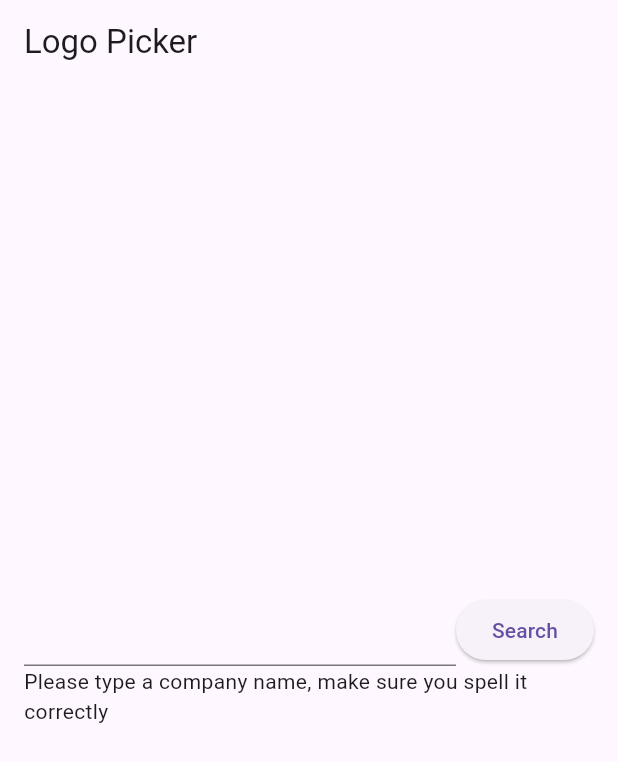
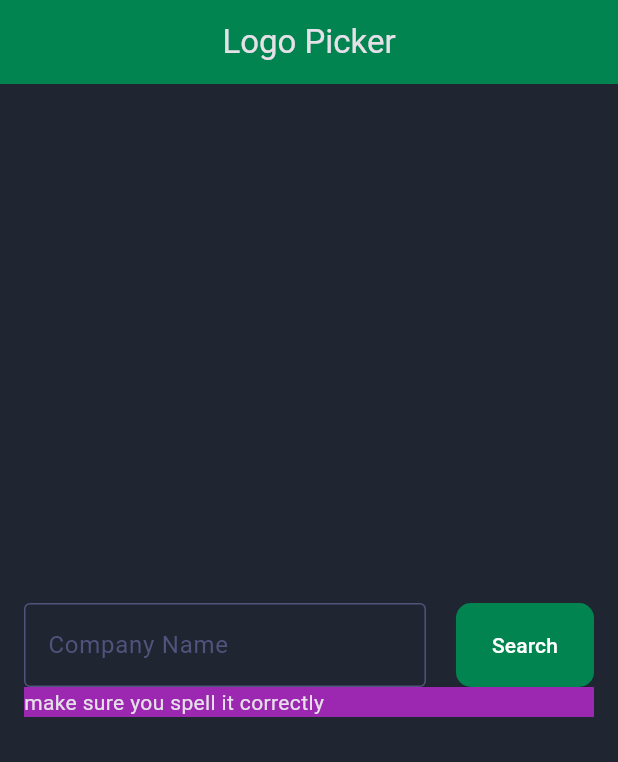
Before and after one commit to AssoulYasser/flutter-logo-picker-app, a Flutter app: the screen it shows after launch, on a phone screen of 412 x 824 dp. Shown: the top 762 px of the screen. Run offline on Flutter 3.47's test engine with Material 3 defaults, Android fonts, the light colour scheme and no system bars; our stand-ins replace dio, flutter_bloc, get_it; missing offline and left inert: dart:ffi.

Commit message:
completing the ui

```diff
--- /dev/null
+++ b/lib/core/colors.dart
@@ -0,0 +1,8 @@
+import 'package:flutter/material.dart';
+
+const primaryColor = Color(0xFF01844F);
+const secondaryColor = Color(0xFF6BF4B8);
+const backgroundDarkColor = Color(0xFF1F2531);
+const backgroundBrightColor = Color(0xFF4F547D);
+const whiteColor = Colors.white;
+const blackColor = Colors.black;
--- a/lib/dependency_injection.dart
+++ b/lib/dependency_injection.dart
@@ -9,7 +9,9 @@ final di = GetIt.instance;
 
 Future<void> inject() async {
   // Dio into CompanyLogoService
-  final dio = Dio();
+  final dio = Dio(
+
+  );
   di.registerSingleton<CompanyLogoService>(CompanyLogoService(dio));
 
   // Service into CompanyLogoRepositoryImpl
--- a/lib/main.dart
+++ b/lib/main.dart
@@ -12,9 +12,10 @@ class MyApp extends StatelessWidget {
 
   @override
   Widget build(BuildContext context) {
-    return const MaterialApp(
+    return MaterialApp(
       debugShowCheckedModeBanner: false,
-      home: Home(),
+      home: const Home(),
+      theme: ThemeData.dark(),
     );
   }
 }
--- a/lib/models/company_logos/domain/entities/company_logo_entity.dart
+++ b/lib/models/company_logos/domain/entities/company_logo_entity.dart
@@ -1,4 +1,4 @@
 class CompanyLogoEntity {
-  late final String name, ticker, image;
+  final String name, ticker, image;
   CompanyLogoEntity({required this.name, required this.ticker, required this.image});
 }
--- a/lib/models/company_logos/ui/home_screen.dart
+++ b/lib/models/company_logos/ui/home_screen.dart
@@ -1,6 +1,12 @@
+import 'dart:ui';
+
 import 'package:flutter/cupertino.dart';
 import 'package:flutter/material.dart';
+import 'package:flutter/painting.dart';
+import 'package:flutter/rendering.dart';
+import 'package:flutter/widgets.dart';
 import 'package:flutter_bloc/flutter_bloc.dart';
+import 'package:logo_picker/core/colors.dart';
 import 'package:logo_picker/models/company_logos/ui/company_logo_state.dart';
 
 import '../../../dependency_injection.dart';
@@ -15,24 +21,39 @@ class Home extends StatelessWidget {
       child: Scaffold(
         appBar: AppBar(
           title: const Text("Logo Picker"),
+          centerTitle: true,
+          elevation: 0,
+          backgroundColor: primaryColor,
         ),
-        body: Center(
+        body: Container(
+          color: backgroundDarkColor,
+          child: Center(
             child: Padding(
               padding: const EdgeInsets.symmetric(horizontal: 16.0),
               child: Column(
                 mainAxisAlignment: MainAxisAlignment.center,
                 children: [
-                const CompanyNameTextField(),
+                  SearchWidget(),
                   BlocBuilder<CompanyLogoCubit, CompanyLogoState>(
                     builder: (context, state) {
                       if (state is CompanyLogoSuccessState) {
-                      return Text("Success : ${state.state?.image}");
+                        return Image.network(state.state!.image);
                       } else if (state is CompanyLogoFailedState) {
-                      return const Text("Failed: Something went wrong, check out the spelling and your internet connection");
+                        return const Text(
+                            "Failed: Something went wrong, check out the spelling and your internet connection");
                       } else if (state is CompanyLogoLoadingState) {
                         return const Text("Waiting ...");
                       } else {
-                        return const Text("Please type a company name, make sure you spell it correctly");
+                        return Container(
+                          color: Colors.purple,
+                          child: const Row(
+                            children: [
+                              Text(
+                                "make sure you spell it correctly",
+                              ),
+                            ],
+                          ),
+                        );
                       }
                     },
                   ),
@@ -41,42 +62,153 @@ class Home extends StatelessWidget {
             ),
           ),
         ),
+      ),
     );
   }
 }
 
-class CompanyNameTextField extends StatefulWidget {
-  const CompanyNameTextField({super.key});
-
-  @override
-  State<CompanyNameTextField> createState() => _CompanyNameTextFieldState();
-}
-
-class _CompanyNameTextFieldState extends State<CompanyNameTextField> {
-  final _controller = TextEditingController();
+class SearchWidget extends StatelessWidget {
+  SearchWidget({super.key});
 
   @override
   Widget build(BuildContext context) {
-    return Row(
+    final formKey = GlobalKey<FormState>();
+    String query = "";
+
+    void onSearch() {
+      if (formKey.currentState != null && formKey.currentState!.validate()) {
+        formKey.currentState!.save();
+        context.read<CompanyLogoCubit>().get(query);
+      }
+    }
+
+    void onSavedQuery(String? value) {
+      query = value ?? "";
+    }
+
+    return IntrinsicHeight(
+      child: Form(
+        key: formKey,
+        child: Row(
+          crossAxisAlignment: CrossAxisAlignment.stretch,
           children: [
-        Expanded(
-          child: TextFormField(
-            controller: _controller,
+            //   TODO: Chnage it to custom
+            CostumeTextField(
+              onSaved: onSavedQuery,
+              hintText: "Company Name",
+            ),
+            const WidthGap(gap: 20.0),
+            Button(
+              textButton: "Search",
+              onPressed: onSearch,
+            ),
+          ],
         ),
       ),
-        ElevatedButton(
-          onPressed: (() {
-            context.read<CompanyLogoCubit>().get(_controller.text);
-          }),
-          child: const Text("Search"),
-        )
-      ],
     );
+  }
+}
+
+class Button extends StatelessWidget {
+  final void Function()? onPressed;
+  final String textButton;
+
+  const Button({required this.onPressed, required this.textButton, super.key});
+
+  @override
+  Widget build(BuildContext context) {
+    return ElevatedButton(
+      onPressed: (onPressed),
+      style: ButtonStyle(
+        backgroundColor: const MaterialStatePropertyAll(primaryColor),
+        elevation: const MaterialStatePropertyAll(0),
+        foregroundColor: const MaterialStatePropertyAll(whiteColor),
+        shape: MaterialStatePropertyAll(
+          RoundedRectangleBorder(borderRadius: BorderRadius.circular(10)),
+        ),
+      ),
+      child: Text(textButton),
+    );
+  }
+}
+
+class CostumeTextField extends StatefulWidget {
+  final String hintText;
+  final void Function(String? value) onSaved;
+
+  const CostumeTextField(
+      {required this.hintText, super.key, required this.onSaved});
+
+  @override
+  State<CostumeTextField> createState() => _CostumeTextFieldState();
+}
+
+class _CostumeTextFieldState extends State<CostumeTextField> {
+  late FocusNode focusNode;
+
+  @override
+  void initState() {
+    focusNode = FocusNode();
+    focusNode.addListener(() {
+      setState(() {
+        _isFocus = !_isFocus;
+      });
+    });
+    super.initState();
   }
 
   @override
   void dispose() {
-    _controller.dispose();
+    focusNode.dispose();
     super.dispose();
   }
+
+  bool _isFocus = false;
+
+  @override
+  Widget build(BuildContext context) {
+    return Expanded(
+      child: TextFormField(
+        focusNode: focusNode,
+        onSaved: widget.onSaved,
+        decoration: InputDecoration(
+          labelText: widget.hintText,
+          labelStyle:
+              TextStyle(color: _isFocus ? primaryColor : backgroundBrightColor),
+          focusedBorder: const OutlineInputBorder(
+            borderSide: BorderSide(color: primaryColor),
+          ),
+          enabledBorder: const OutlineInputBorder(
+            borderSide: BorderSide(color: backgroundBrightColor),
+          ),
+        ),
+      ),
+    );
   }
+}
+
+class WidthGap extends StatelessWidget {
+  final double gap;
+
+  const WidthGap({super.key, required this.gap});
+
+  @override
+  Widget build(BuildContext context) {
+    return SizedBox(
+      width: gap,
+    );
+  }
+}
+
+class HeightGap extends StatelessWidget {
+  final double gap;
+
+  const HeightGap({super.key, required this.gap});
+
+  @override
+  Widget build(BuildContext context) {
+    return SizedBox(
+      height: gap,
+    );
+  }
+}
```
Lines whose indentation alone changed are shown as unchanged.
